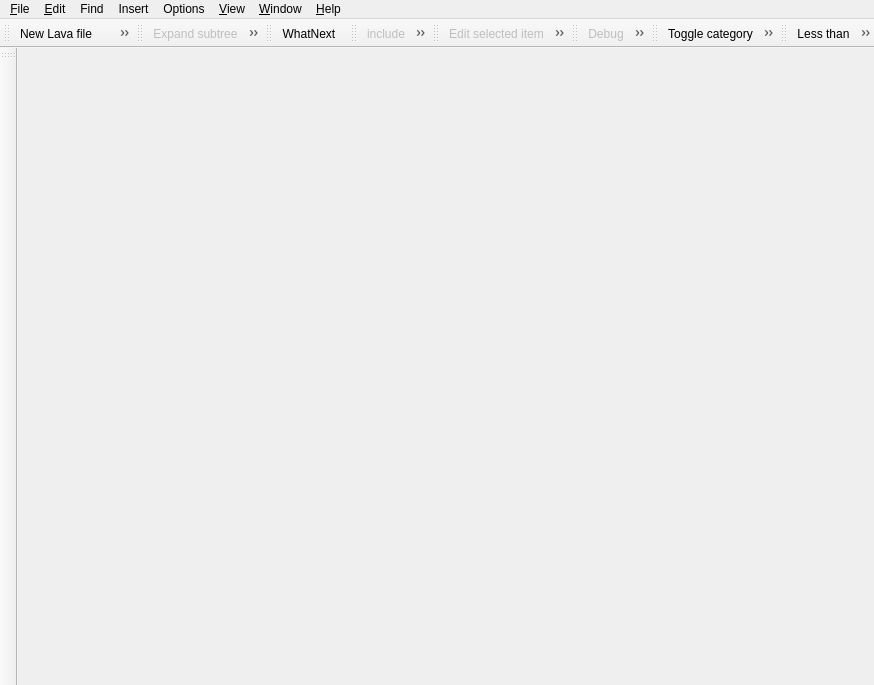
First picture: the form in lavape/src/LavaPE_UI/cmainframe.ui, repository berkus/lavape, before the edit.
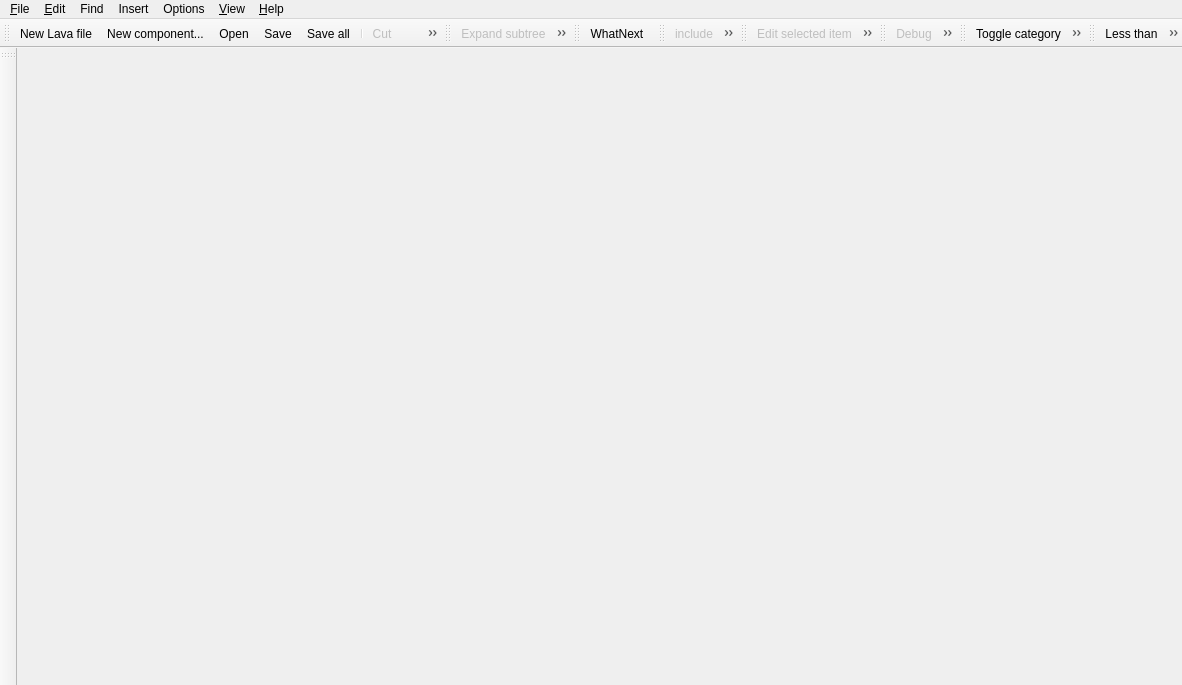
Second picture: the form after the edit. Icons and pictures are not drawn.

Patch:
```diff
--- a/lavape/src/LavaPE_UI/cmainframe.ui
+++ b/lavape/src/LavaPE_UI/cmainframe.ui
@@ -5,7 +5,7 @@
    <rect>
     <x>0</x>
     <y>0</y>
-    <width>661</width>
+    <width>1182</width>
     <height>685</height>
    </rect>
   </property>
@@ -50,9 +50,8 @@
    <addaction name="editUndoAction" />
    <addaction name="editRedoAction" />
    <addaction name="separator" />
-   <addaction name="tileHorizAction" />
-   <addaction name="tileVerticAction" />
-   <addaction name="cascadeAction" />
+   <addaction name="splitHorizAction" />
+   <addaction name="splitVerticAction" />
   </widget>
   <widget class="QToolBar" name="Toolbar_2" >
    <property name="windowTitle" >
@@ -331,7 +330,7 @@
     <rect>
      <x>0</x>
      <y>0</y>
-     <width>661</width>
+     <width>1182</width>
      <height>22</height>
     </rect>
    </property>
@@ -431,14 +430,6 @@
     <addaction name="separator" />
     <addaction name="openFormViewAction" />
    </widget>
-   <widget class="QMenu" name="windowMenu" >
-    <property name="title" >
-     <string>&amp;Window</string>
-    </property>
-    <addaction name="tileHorizAction" />
-    <addaction name="tileVerticAction" />
-    <addaction name="cascadeAction" />
-   </widget>
    <widget class="QMenu" name="optionMenu" >
     <property name="title" >
      <string>Options</string>
@@ -462,7 +453,6 @@
    <addaction name="insertMenu" />
    <addaction name="optionMenu" />
    <addaction name="viewMenu" />
-   <addaction name="windowMenu" />
    <addaction name="helpMenu" />
   </widget>
   <action name="fileNewAction" >
@@ -714,10 +704,10 @@
     <iconset resource="../LavaPE_resources.qrc" >:/LavaPE/res/TOOLBUTTONS/LavaPE/res/TOOLBUTTONS/Q_TileHori.xpm</iconset>
    </property>
    <property name="text" >
-    <string>Tile horizontal</string>
+    <string>Split vertically</string>
    </property>
    <property name="iconText" >
-    <string>Action</string>
+    <string>Split vertically</string>
    </property>
    <property name="toolTip" >
     <string>Tile horizontal</string>
@@ -726,15 +716,21 @@
     <string>Tile horizontal</string>
    </property>
   </action>
-  <action name="tileVerticAction" >
+  <action name="splitHorizAction" >
+   <property name="checkable" >
+    <bool>true</bool>
+   </property>
+   <property name="checked" >
+    <bool>true</bool>
+   </property>
    <property name="icon" >
     <iconset resource="../LavaPE_resources.qrc" >:/LavaPE/res/TOOLBUTTONS/LavaPE/res/TOOLBUTTONS/Q_TileVert.xpm</iconset>
    </property>
    <property name="text" >
-    <string>Tile Vertical</string>
+    <string>Split horizontally</string>
    </property>
    <property name="iconText" >
-    <string>TileVertical</string>
+    <string>Split horizontally</string>
    </property>
    <property name="toolTip" >
     <string>Tile Vertical</string>
```
Left out of the diff: 19 changed lines with no effect on the pictures.
